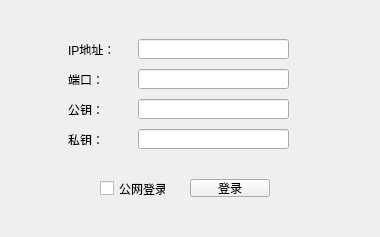
First picture: the form in demo_GUI/loginwindow.ui, repository wuxinbklove/QDS_GUI, before the edit.
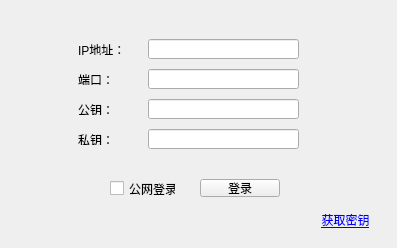
Second picture: the form after the edit. Icons and pictures are not drawn.

Commit message: 字段修改，登录方式变更

Diff of the .ui file:
```diff
--- a/demo_GUI/loginwindow.ui
+++ b/demo_GUI/loginwindow.ui
@@ -6,57 +6,44 @@
    <rect>
     <x>0</x>
     <y>0</y>
-    <width>380</width>
-    <height>237</height>
+    <width>397</width>
+    <height>248</height>
    </rect>
   </property>
   <property name="windowTitle">
    <string>登录</string>
   </property>
   <widget class="QWidget" name="centralwidget">
-   <widget class="QLabel" name="label_ip">
+   <widget class="QStackedWidget" name="stackedWidget">
     <property name="geometry">
      <rect>
-      <x>68</x>
-      <y>44</y>
-      <width>50</width>
-      <height>11</height>
+      <x>0</x>
+      <y>0</y>
+      <width>391</width>
+      <height>241</height>
      </rect>
     </property>
-    <property name="text">
-     <string>IP地址：</string>
+    <property name="currentIndex">
+     <number>0</number>
     </property>
-   </widget>
-   <widget class="QLabel" name="label_port">
+    <widget class="QWidget" name="page">
+     <widget class="QCheckBox" name="checkBox_isWAN">
     <property name="geometry">
      <rect>
-      <x>68</x>
-      <y>74</y>
-      <width>50</width>
-      <height>11</height>
+        <x>110</x>
+        <y>180</y>
+        <width>66</width>
+        <height>17</height>
      </rect>
     </property>
     <property name="text">
-     <string>端口：</string>
-    </property>
-   </widget>
-   <widget class="QLabel" name="label_publicKey">
-    <property name="geometry">
-     <rect>
-      <x>68</x>
-      <y>104</y>
-      <width>50</width>
-      <height>11</height>
-     </rect>
-    </property>
-    <property name="text">
-     <string>公钥：</string>
+       <string>公网登录</string>
     </property>
    </widget>
    <widget class="QLabel" name="label_secretKey">
     <property name="geometry">
      <rect>
-      <x>68</x>
+        <x>78</x>
       <y>134</y>
       <width>50</width>
       <height>11</height>
@@ -69,7 +56,7 @@
    <widget class="QPushButton" name="button_login">
     <property name="geometry">
      <rect>
-      <x>190</x>
+        <x>200</x>
       <y>179</y>
       <width>80</width>
       <height>18</height>
@@ -82,7 +69,7 @@
    <widget class="QLineEdit" name="lineEdit_ip">
     <property name="geometry">
      <rect>
-      <x>138</x>
+        <x>148</x>
       <y>39</y>
       <width>151</width>
       <height>20</height>
@@ -92,30 +79,17 @@
    <widget class="QLineEdit" name="lineEdit_port">
     <property name="geometry">
      <rect>
-      <x>138</x>
+        <x>148</x>
       <y>69</y>
       <width>151</width>
       <height>20</height>
      </rect>
     </property>
    </widget>
-   <widget class="QLineEdit" name="lineEdit_publicKey">
-    <property name="geometry">
-     <rect>
-      <x>138</x>
-      <y>99</y>
-      <width>151</width>
-      <height>20</height>
-     </rect>
-    </property>
-    <property name="echoMode">
-     <enum>QLineEdit::PasswordEchoOnEdit</enum>
-    </property>
-   </widget>
    <widget class="QLineEdit" name="lineEdit_secretKey">
     <property name="geometry">
      <rect>
-      <x>138</x>
+        <x>148</x>
       <y>129</y>
       <width>151</width>
       <height>20</height>
@@ -125,18 +99,160 @@
      <enum>QLineEdit::PasswordEchoOnEdit</enum>
     </property>
    </widget>
-   <widget class="QCheckBox" name="checkBox_isWAN">
+     <widget class="QLabel" name="label_ip">
+      <property name="geometry">
+       <rect>
+        <x>78</x>
+        <y>44</y>
+        <width>50</width>
+        <height>11</height>
+       </rect>
+      </property>
+      <property name="text">
+       <string>IP地址：</string>
+      </property>
+     </widget>
+     <widget class="QLineEdit" name="lineEdit_publicKey">
+      <property name="geometry">
+       <rect>
+        <x>148</x>
+        <y>99</y>
+        <width>151</width>
+        <height>20</height>
+       </rect>
+      </property>
+      <property name="echoMode">
+       <enum>QLineEdit::PasswordEchoOnEdit</enum>
+      </property>
+     </widget>
+     <widget class="QLabel" name="label_publicKey">
+      <property name="geometry">
+       <rect>
+        <x>78</x>
+        <y>104</y>
+        <width>50</width>
+        <height>11</height>
+       </rect>
+      </property>
+      <property name="text">
+       <string>公钥：</string>
+      </property>
+     </widget>
+     <widget class="QLabel" name="label_port">
+      <property name="geometry">
+       <rect>
+        <x>78</x>
+        <y>74</y>
+        <width>50</width>
+        <height>11</height>
+       </rect>
+      </property>
+      <property name="text">
+       <string>端口：</string>
+      </property>
+     </widget>
+     <widget class="QPushButton" name="button_getKey">
+      <property name="geometry">
+       <rect>
+        <x>310</x>
+        <y>210</y>
+        <width>71</width>
+        <height>20</height>
+       </rect>
+      </property>
+      <property name="font">
+       <font>
+        <underline>true</underline>
+       </font>
+      </property>
+      <property name="cursor">
+       <cursorShape>PointingHandCursor</cursorShape>
+      </property>
+      <property name="styleSheet">
+       <string notr="true">color:blue;
+border:none;</string>
+      </property>
+      <property name="text">
+       <string>获取密钥</string>
+      </property>
+      <property name="flat">
+       <bool>true</bool>
+      </property>
+     </widget>
+    </widget>
+    <widget class="QWidget" name="page_2">
+     <widget class="QLabel" name="label">
     <property name="geometry">
      <rect>
       <x>100</x>
-      <y>180</y>
-      <width>66</width>
-      <height>17</height>
-     </rect>
-    </property>
+        <y>20</y>
+        <width>181</width>
+        <height>20</height>
+       </rect>
+      </property>
+      <property name="font">
+       <font>
+        <pointsize>12</pointsize>
+       </font>
+      </property>
+      <property name="styleSheet">
+       <string notr="true">text-align:center;</string>
+      </property>
     <property name="text">
-     <string>公网登录</string>
-    </property>
+       <string>请添加微信联系</string>
+      </property>
+      <property name="alignment">
+       <set>Qt::AlignCenter</set>
+      </property>
+     </widget>
+     <widget class="QLabel" name="label_2">
+      <property name="geometry">
+       <rect>
+        <x>110</x>
+        <y>50</y>
+        <width>165</width>
+        <height>165</height>
+       </rect>
+      </property>
+      <property name="text">
+       <string/>
+      </property>
+      <property name="pixmap">
+       <pixmap resource="resources.qrc">:/QR.jpg</pixmap>
+      </property>
+      <property name="scaledContents">
+       <bool>true</bool>
+      </property>
+     </widget>
+     <widget class="QPushButton" name="button_returnLogin">
+      <property name="geometry">
+       <rect>
+        <x>310</x>
+        <y>210</y>
+        <width>71</width>
+        <height>20</height>
+       </rect>
+      </property>
+      <property name="font">
+       <font>
+        <underline>true</underline>
+       </font>
+      </property>
+      <property name="cursor">
+       <cursorShape>PointingHandCursor</cursorShape>
+      </property>
+      <property name="styleSheet">
+       <string notr="true">color:blue;
+border:none;</string>
+      </property>
+      <property name="text">
+       <string>返回登录</string>
+      </property>
+      <property name="flat">
+       <bool>true</bool>
+      </property>
+     </widget>
+    </widget>
    </widget>
   </widget>
  </widget>
```
Left out of the diff: 4 changed lines with no effect on the pictures. Lines whose indentation alone changed are shown as unchanged. The commit also changes 14 other files.
